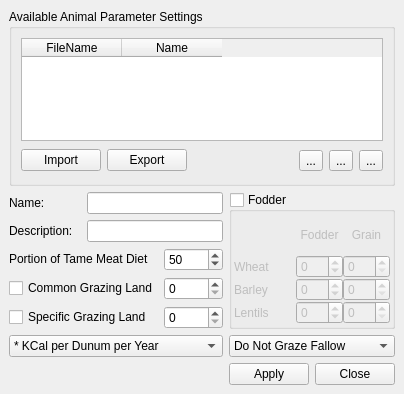
Old version of the form src/ui/laanimalparametermanagerbase.ui in the repository arkygeek/landuseanalyst.
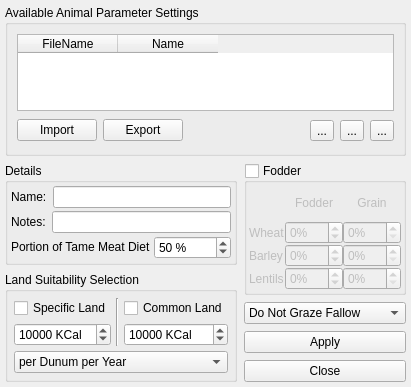
New version of the form. Icons and pictures are not drawn.

Commit message: tweaked some ui forms to make them look nicer (IMHO)

```diff
--- a/src/ui/laanimalparametermanagerbase.ui
+++ b/src/ui/laanimalparametermanagerbase.ui
@@ -5,8 +5,8 @@
    <rect>
     <x>0</x>
     <y>0</y>
-    <width>404</width>
-    <height>394</height>
+    <width>386</width>
+    <height>387</height>
    </rect>
   </property>
   <property name="minimumSize" >
@@ -20,12 +20,65 @@
   </property>
   <layout class="QGridLayout" >
    <property name="margin" >
-    <number>9</number>
+    <number>5</number>
    </property>
    <property name="spacing" >
+    <number>7</number>
+   </property>
+   <item row="3" column="1" >
+    <widget class="QComboBox" name="comboBoxFallowUsage" >
+     <property name="sizePolicy" >
+      <sizepolicy>
+       <hsizetype>5</hsizetype>
+       <vsizetype>5</vsizetype>
+       <horstretch>0</horstretch>
+       <verstretch>0</verstretch>
+      </sizepolicy>
+     </property>
+     <property name="cursor" >
+      <cursor>13</cursor>
+     </property>
+     <property name="toolTip" >
+      <string>&lt;html>&lt;head>&lt;meta name="qrichtext" content="1" />&lt;style type="text/css">
+p, li { white-space: pre-wrap; }
+&lt;/style>&lt;/head>&lt;body style=" font-family:'Sans Serif'; font-size:9pt; font-weight:400; font-style:normal; text-decoration:none;">
+&lt;p style=" margin-top:0px; margin-bottom:0px; margin-left:0px; margin-right:0px; -qt-block-indent:0; text-indent:0px;">If your animal is to be allowed to graze fallow land resulting from crop rotation, set the priority of their access to this fallow land here.&lt;/p>&lt;/body>&lt;/html></string>
+     </property>
+     <item>
+      <property name="text" >
+       <string>Do Not Graze Fallow</string>
+      </property>
+     </item>
+     <item>
+      <property name="text" >
+       <string>HIGH Fallow Priority</string>
+      </property>
+     </item>
+     <item>
+      <property name="text" >
+       <string>MED Fallow Priority</string>
+      </property>
+     </item>
+     <item>
+      <property name="text" >
+       <string>LOW Fallow Priority</string>
+      </property>
+     </item>
+    </widget>
+   </item>
+   <item rowspan="4" row="2" column="0" >
+    <widget class="QGroupBox" name="groupBox_3" >
+     <property name="title" >
+      <string>Land Suitability Selection</string>
+     </property>
+     <layout class="QGridLayout" >
+      <property name="margin" >
     <number>6</number>
    </property>
-   <item row="5" column="0" colspan="2" >
+      <property name="spacing" >
+       <number>5</number>
+      </property>
+      <item row="0" column="0" >
     <widget class="QCheckBox" name="checkBoxSpecificRaster" >
      <property name="toolTip" >
       <string>&lt;html>&lt;head>&lt;meta name="qrichtext" content="1" />&lt;style type="text/css">
@@ -34,17 +87,33 @@
 &lt;p style=" margin-top:0px; margin-bottom:0px; margin-left:0px; margin-right:0px; -qt-block-indent:0; text-indent:0px;">binary raster named: animalName.mask  where animalName is the name of the animal you are setting these parameters for.&lt;/p>&lt;/body>&lt;/html></string>
      </property>
      <property name="text" >
-      <string>Specific Grazing Land</string>
+         <string>Specific Land</string>
      </property>
     </widget>
    </item>
-   <item row="5" column="2" >
-    <widget class="QSpinBox" name="sbSpecificRasterCalories" />
-   </item>
-   <item row="4" column="2" >
-    <widget class="QSpinBox" name="sbCommonRasterCalories" />
-   </item>
-   <item row="4" column="0" colspan="2" >
+      <item row="1" column="0" >
+       <widget class="QSpinBox" name="sbSpecificRasterCalories" >
+        <property name="toolTip" >
+         <string>&lt;html>&lt;head>&lt;meta name="qrichtext" content="1" />&lt;style type="text/css">
+p, li { white-space: pre-wrap; }
+&lt;/style>&lt;/head>&lt;body style=" font-family:'Sans Serif'; font-size:9pt; font-weight:400; font-style:normal; text-decoration:none;">
+&lt;p style=" margin-top:0px; margin-bottom:0px; margin-left:0px; margin-right:0px; -qt-block-indent:0; text-indent:0px;">Food Value of grazing land in Kilo Calories&lt;/p>&lt;/body>&lt;/html></string>
+        </property>
+        <property name="suffix" >
+         <string> KCal</string>
+        </property>
+        <property name="maximum" >
+         <number>99999999</number>
+        </property>
+        <property name="singleStep" >
+         <number>100</number>
+        </property>
+        <property name="value" >
+         <number>10000</number>
+        </property>
+       </widget>
+      </item>
+      <item row="0" column="2" >
     <widget class="QCheckBox" name="checkBoxCommonRaster" >
      <property name="toolTip" >
       <string>&lt;html>&lt;head>&lt;meta name="qrichtext" content="1" />&lt;style type="text/css">
@@ -53,16 +122,45 @@
 &lt;p style=" margin-top:0px; margin-bottom:0px; margin-left:0px; margin-right:0px; -qt-block-indent:0; text-indent:0px;">binary raster named common.grazing.mask which more than one animal can graze from&lt;/p>&lt;/body>&lt;/html></string>
      </property>
      <property name="text" >
-      <string>Common Grazing Land</string>
+         <string>Common Land</string>
      </property>
     </widget>
    </item>
-   <item row="6" column="0" colspan="3" >
+      <item row="1" column="2" >
+       <widget class="QSpinBox" name="sbCommonRasterCalories" >
+        <property name="toolTip" >
+         <string>&lt;html>&lt;head>&lt;meta name="qrichtext" content="1" />&lt;style type="text/css">
+p, li { white-space: pre-wrap; }
+&lt;/style>&lt;/head>&lt;body style=" font-family:'Sans Serif'; font-size:9pt; font-weight:400; font-style:normal; text-decoration:none;">
+&lt;p style=" margin-top:0px; margin-bottom:0px; margin-left:0px; margin-right:0px; -qt-block-indent:0; text-indent:0px;">Food Value of grazing land in Kilo Calories&lt;/p>&lt;/body>&lt;/html></string>
+        </property>
+        <property name="suffix" >
+         <string> KCal</string>
+        </property>
+        <property name="maximum" >
+         <number>9999999</number>
+        </property>
+        <property name="singleStep" >
+         <number>100</number>
+        </property>
+        <property name="value" >
+         <number>10000</number>
+        </property>
+       </widget>
+      </item>
+      <item rowspan="2" row="0" column="1" >
+       <widget class="Line" name="line" >
+        <property name="orientation" >
+         <enum>Qt::Vertical</enum>
+        </property>
+       </widget>
+      </item>
+      <item row="2" column="0" colspan="3" >
     <widget class="QComboBox" name="comboBoxAreaUnits" >
      <property name="sizePolicy" >
       <sizepolicy>
        <hsizetype>5</hsizetype>
-       <vsizetype>0</vsizetype>
+          <vsizetype>5</vsizetype>
        <horstretch>0</horstretch>
        <verstretch>0</verstretch>
       </sizepolicy>
@@ -79,7 +177,7 @@
      </property>
      <item>
       <property name="text" >
-       <string>* KCal per Dunum per Year</string>
+          <string>per Dunum per Year</string>
       </property>
      </item>
      <item>
@@ -89,8 +187,11 @@
      </item>
     </widget>
    </item>
-   <item row="3" column="2" >
-    <widget class="QSpinBox" name="sbPercentTameMeat" >
+     </layout>
+    </widget>
+   </item>
+   <item row="5" column="1" >
+    <widget class="QPushButton" name="pbnClose" >
      <property name="sizePolicy" >
       <sizepolicy>
        <hsizetype>5</hsizetype>
@@ -99,21 +200,72 @@
        <verstretch>0</verstretch>
       </sizepolicy>
      </property>
-     <property name="toolTip" >
-      <string>&lt;html>&lt;head>&lt;meta name="qrichtext" content="1" />&lt;style type="text/css">
-p, li { white-space: pre-wrap; }
-&lt;/style>&lt;/head>&lt;body style=" font-family:'Sans Serif'; font-size:9pt; font-weight:400; font-style:normal; text-decoration:none;">
-&lt;p style=" margin-top:0px; margin-bottom:0px; margin-left:0px; margin-right:0px; -qt-block-indent:0; text-indent:0px;">This animal contiributes this percent towards the tame meat portion of the diet&lt;/p>&lt;/body>&lt;/html></string>
+     <property name="text" >
+      <string>Close</string>
      </property>
-     <property name="maximum" >
-      <number>100</number>
+    </widget>
+   </item>
+   <item row="1" column="0" >
+    <widget class="QGroupBox" name="groupBox" >
+     <property name="title" >
+      <string>Details</string>
      </property>
-     <property name="value" >
-      <number>50</number>
-     </property>
-    </widget>
-   </item>
-   <item row="3" column="0" colspan="2" >
+     <layout class="QGridLayout" >
+      <property name="margin" >
+       <number>3</number>
+      </property>
+      <property name="spacing" >
+       <number>3</number>
+      </property>
+      <item row="1" column="0" colspan="2" >
+       <layout class="QHBoxLayout" >
+        <property name="margin" >
+         <number>0</number>
+        </property>
+        <property name="spacing" >
+         <number>6</number>
+        </property>
+        <item>
+         <widget class="QLabel" name="label_4" >
+          <property name="text" >
+           <string>Notes:</string>
+          </property>
+         </widget>
+        </item>
+        <item>
+         <widget class="QLineEdit" name="leDescription" >
+          <property name="whatsThis" >
+           <string>Description of the current layerset</string>
+          </property>
+         </widget>
+        </item>
+       </layout>
+      </item>
+      <item row="0" column="0" colspan="2" >
+       <layout class="QHBoxLayout" >
+        <property name="margin" >
+         <number>0</number>
+        </property>
+        <property name="spacing" >
+         <number>6</number>
+        </property>
+        <item>
+         <widget class="QLabel" name="label" >
+          <property name="text" >
+           <string>Name:</string>
+          </property>
+         </widget>
+        </item>
+        <item>
+         <widget class="QLineEdit" name="leName" >
+          <property name="whatsThis" >
+           <string>Short name for the current layerset</string>
+          </property>
+         </widget>
+        </item>
+       </layout>
+      </item>
+      <item row="2" column="0" >
     <widget class="QLabel" name="labelPortionDiet" >
      <property name="sizePolicy" >
       <sizepolicy>
@@ -134,7 +286,37 @@
      </property>
     </widget>
    </item>
-   <item row="0" column="0" colspan="5" >
+      <item row="2" column="1" >
+       <widget class="QSpinBox" name="sbPercentTameMeat" >
+        <property name="sizePolicy" >
+         <sizepolicy>
+          <hsizetype>5</hsizetype>
+          <vsizetype>0</vsizetype>
+          <horstretch>0</horstretch>
+          <verstretch>0</verstretch>
+         </sizepolicy>
+        </property>
+        <property name="toolTip" >
+         <string>&lt;html>&lt;head>&lt;meta name="qrichtext" content="1" />&lt;style type="text/css">
+p, li { white-space: pre-wrap; }
+&lt;/style>&lt;/head>&lt;body style=" font-family:'Sans Serif'; font-size:9pt; font-weight:400; font-style:normal; text-decoration:none;">
+&lt;p style=" margin-top:0px; margin-bottom:0px; margin-left:0px; margin-right:0px; -qt-block-indent:0; text-indent:0px;">This animal contiributes this percent towards the tame meat portion of the diet&lt;/p>&lt;/body>&lt;/html></string>
+        </property>
+        <property name="suffix" >
+         <string> %</string>
+        </property>
+        <property name="maximum" >
+         <number>100</number>
+        </property>
+        <property name="value" >
+         <number>50</number>
+        </property>
+       </widget>
+      </item>
+     </layout>
+    </widget>
+   </item>
+   <item row="0" column="0" colspan="2" >
     <widget class="QGroupBox" name="grpProfiles" >
      <property name="title" >
       <string>Available Animal Parameter Settings</string>
@@ -253,35 +435,22 @@
      </layout>
     </widget>
    </item>
-   <item row="2" column="0" >
-    <widget class="QLabel" name="label_4" >
-     <property name="text" >
-      <string>Description:</string>
+   <item row="4" column="1" >
+    <widget class="QPushButton" name="pbnApply" >
+     <property name="sizePolicy" >
+      <sizepolicy>
+       <hsizetype>5</hsizetype>
+       <vsizetype>0</vsizetype>
+       <horstretch>0</horstretch>
+       <verstretch>0</verstretch>
+      </sizepolicy>
      </property>
-    </widget>
-   </item>
-   <item row="2" column="1" colspan="2" >
-    <widget class="QLineEdit" name="leDescription" >
-     <property name="whatsThis" >
-      <string>Description of the current layerset</string>
-     </property>
-    </widget>
-   </item>
-   <item row="1" column="0" >
-    <widget class="QLabel" name="label" >
      <property name="text" >
-      <string>Name:</string>
+      <string>Apply</string>
      </property>
     </widget>
    </item>
-   <item row="1" column="1" colspan="2" >
-    <widget class="QLineEdit" name="leName" >
-     <property name="whatsThis" >
-      <string>Short name for the current layerset</string>
-     </property>
-    </widget>
-   </item>
-   <item rowspan="5" row="1" column="3" colspan="2" >
+   <item rowspan="2" row="1" column="1" >
     <widget class="QGroupBox" name="grpFodderUse" >
      <property name="cursor" >
       <cursor>0</cursor>
@@ -371,7 +540,7 @@
 &lt;p style=" margin-top:0px; margin-bottom:0px; margin-left:0px; margin-right:0px; -qt-block-indent:0; text-indent:0px;">Percent of animals diet provided by LENTILS&lt;/p>&lt;/body>&lt;/html></string>
         </property>
         <property name="suffix" >
-         <string/>
+         <string>%</string>
         </property>
         <property name="maximum" >
          <number>100</number>
@@ -395,7 +564,7 @@
 &lt;p style=" margin-top:0px; margin-bottom:0px; margin-left:0px; margin-right:0px; -qt-block-indent:0; text-indent:0px;">Percent of animals diet provided by &lt;span style=" color:#0000ff;">LENTIL FODDER&lt;/span>.&lt;/p>&lt;/body>&lt;/html></string>
         </property>
         <property name="suffix" >
-         <string/>
+         <string>%</string>
         </property>
         <property name="maximum" >
          <number>100</number>
@@ -435,7 +604,7 @@
 &lt;p style=" margin-top:0px; margin-bottom:0px; margin-left:0px; margin-right:0px; -qt-block-indent:0; text-indent:0px;">Percent of animals diet provided by BARLEY&lt;/p>&lt;/body>&lt;/html></string>
         </property>
         <property name="suffix" >
-         <string/>
+         <string>%</string>
         </property>
         <property name="maximum" >
          <number>100</number>
@@ -459,7 +628,7 @@
 &lt;p style=" margin-top:0px; margin-bottom:0px; margin-left:0px; margin-right:0px; -qt-block-indent:0; text-indent:0px;">Percent of animals diet provided by &lt;span style=" color:#0000ff;">BARLEY FODDER&lt;/span>&lt;/p>&lt;/body>&lt;/html></string>
         </property>
         <property name="suffix" >
-         <string/>
+         <string>%</string>
         </property>
         <property name="maximum" >
          <number>100</number>
@@ -499,7 +668,7 @@
 &lt;p style=" margin-top:0px; margin-bottom:0px; margin-left:0px; margin-right:0px; -qt-block-indent:0; text-indent:0px;">Percent of animals diet provided by WHEAT&lt;/p>&lt;/body>&lt;/html></string>
         </property>
         <property name="suffix" >
-         <string/>
+         <string>%</string>
         </property>
         <property name="maximum" >
          <number>100</number>
@@ -523,7 +692,7 @@
 &lt;p style=" margin-top:0px; margin-bottom:0px; margin-left:0px; margin-right:0px; -qt-block-indent:0; text-indent:0px;">Percent of animals diet provided by &lt;span style=" color:#0000ff;">WHEAT FODDER.&lt;/span>&lt;/p>&lt;/body>&lt;/html></string>
         </property>
         <property name="suffix" >
-         <string/>
+         <string>%</string>
         </property>
         <property name="maximum" >
          <number>100</number>
@@ -549,90 +718,6 @@
      </layout>
     </widget>
    </item>
-   <item row="6" column="3" colspan="2" >
-    <widget class="QComboBox" name="comboBoxFallowUsage" >
-     <property name="sizePolicy" >
-      <sizepolicy>
-       <hsizetype>5</hsizetype>
-       <vsizetype>0</vsizetype>
-       <horstretch>0</horstretch>
-       <verstretch>0</verstretch>
-      </sizepolicy>
-     </property>
-     <property name="cursor" >
-      <cursor>13</cursor>
-     </property>
-     <property name="toolTip" >
-      <string>&lt;html>&lt;head>&lt;meta name="qrichtext" content="1" />&lt;style type="text/css">
-p, li { white-space: pre-wrap; }
-&lt;/style>&lt;/head>&lt;body style=" font-family:'Sans Serif'; font-size:9pt; font-weight:400; font-style:normal; text-decoration:none;">
-&lt;p style=" margin-top:0px; margin-bottom:0px; margin-left:0px; margin-right:0px; -qt-block-indent:0; text-indent:0px;">If your animal is to be allowed to graze fallow land resulting from crop rotation, set the priority of their access to this fallow land here.&lt;/p>&lt;/body>&lt;/html></string>
-     </property>
-     <item>
-      <property name="text" >
-       <string>Do Not Graze Fallow</string>
-      </property>
-     </item>
-     <item>
-      <property name="text" >
-       <string>HIGH Fallow Priority</string>
-      </property>
-     </item>
-     <item>
-      <property name="text" >
-       <string>MED Fallow Priority</string>
-      </property>
-     </item>
-     <item>
-      <property name="text" >
-       <string>LOW Fallow Priority</string>
-      </property>
-     </item>
-    </widget>
-   </item>
-   <item row="7" column="3" >
-    <widget class="QPushButton" name="pbnApply" >
-     <property name="sizePolicy" >
-      <sizepolicy>
-       <hsizetype>0</hsizetype>
-       <vsizetype>0</vsizetype>
-       <horstretch>0</horstretch>
-       <verstretch>0</verstretch>
-      </sizepolicy>
-     </property>
-     <property name="text" >
-      <string>Apply</string>
-     </property>
-    </widget>
-   </item>
-   <item row="7" column="4" >
-    <widget class="QPushButton" name="pbnClose" >
-     <property name="sizePolicy" >
-      <sizepolicy>
-       <hsizetype>5</hsizetype>
-       <vsizetype>0</vsizetype>
-       <horstretch>0</horstretch>
-       <verstretch>0</verstretch>
-      </sizepolicy>
-     </property>
-     <property name="text" >
-      <string>Close</string>
-     </property>
-    </widget>
-   </item>
-   <item row="7" column="2" >
-    <spacer>
-     <property name="orientation" >
-      <enum>Qt::Horizontal</enum>
-     </property>
-     <property name="sizeHint" >
-      <size>
-       <width>40</width>
-       <height>20</height>
-      </size>
-     </property>
-    </spacer>
-   </item>
   </layout>
  </widget>
  <resources/>
```
Left out of the diff: 4 changed lines with no effect on the pictures. Lines whose indentation alone changed are shown as unchanged. The commit also changes 4 other files.
